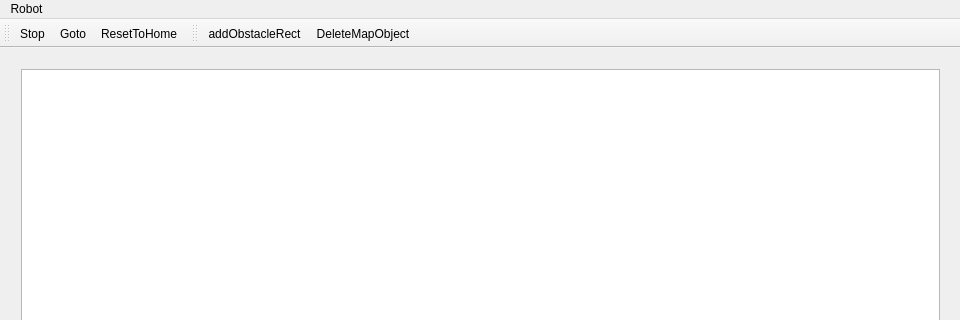
Old version of the form qtgui/RobotGui/mainwindow.ui in the repository cfezequiel/mscs-thesis; both pictures show x 0 to 960 and y 0 to 320 of the 960 by 682 pixel window.
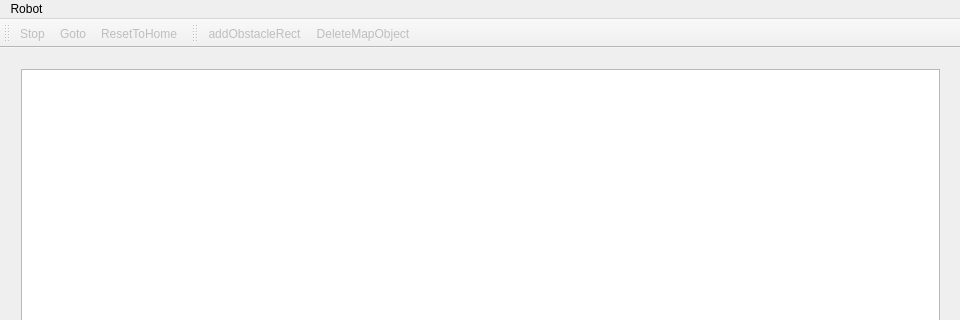
New version of the form. Icons and pictures are not drawn.

Patch:
```diff
--- a/qtgui/RobotGui/mainwindow.ui
+++ b/qtgui/RobotGui/mainwindow.ui
@@ -51,6 +51,9 @@
    <addaction name="menuRobot"/>
   </widget>
   <widget class="QToolBar" name="navToolBar">
+   <property name="enabled">
+    <bool>false</bool>
+   </property>
    <attribute name="toolBarArea">
     <enum>TopToolBarArea</enum>
    </attribute>
@@ -63,6 +66,9 @@
   </widget>
   <widget class="QStatusBar" name="statusBar"/>
   <widget class="QToolBar" name="mapEditToolBar">
+   <property name="enabled">
+    <bool>false</bool>
+   </property>
    <property name="windowTitle">
     <string>toolBar</string>
    </property>
```
